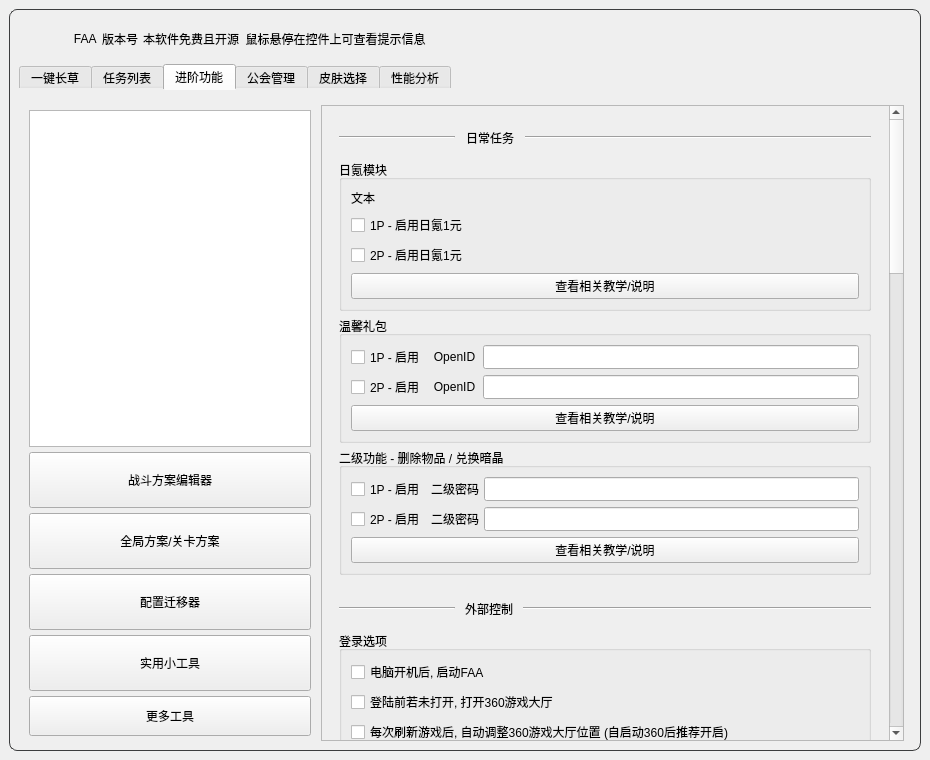
Old version of the form resource/ui/FAA_3.0.ui in the repository StareAbyss/FoodsVsMiceAutoAssistant.
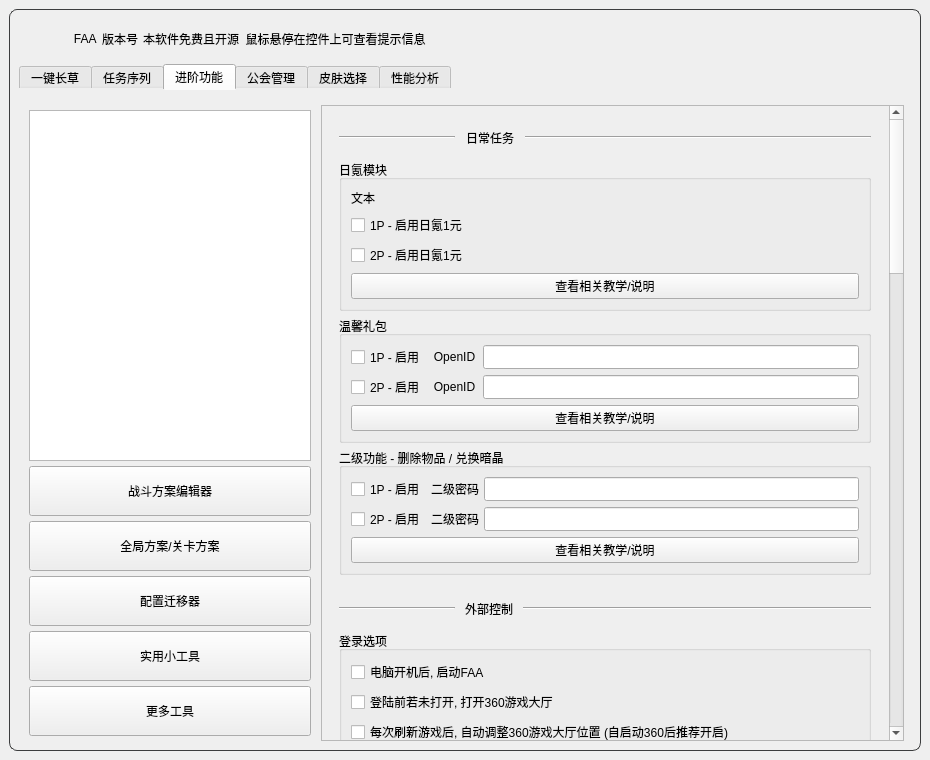
New version of the form. The open tabs and pages were chosen to show the change. Icons and pictures are not drawn. Custom widgets are drawn as their Qt base class.

Commit message: fix(勇士任务): 修复执行完后跳转竞技岛后，不会关闭掉勇士选关界面，导致下个任务无法跳转地图等操作的问题.

Patch:
```diff
--- a/resource/ui/FAA_3.0.ui
+++ b/resource/ui/FAA_3.0.ui
@@ -2340,7 +2340,7 @@
          </widget>
          <widget class="QWidget" name="Tab2">
           <attribute name="title">
-           <string>任务列表</string>
+           <string>任务序列</string>
           </attribute>
           <layout class="QVBoxLayout" name="verticalLayout_2">
            <property name="spacing">
@@ -2766,13 +2766,13 @@
                  <property name="minimumSize">
                   <size>
                    <width>0</width>
-                   <height>40</height>
+                   <height>50</height>
                   </size>
                  </property>
                  <property name="maximumSize">
                   <size>
                    <width>16777215</width>
-                   <height>60</height>
+                   <height>50</height>
                   </size>
                  </property>
                  <property name="toolTip">
@@ -2794,13 +2794,13 @@
                  <property name="minimumSize">
                   <size>
                    <width>0</width>
-                   <height>40</height>
+                   <height>50</height>
                   </size>
                  </property>
                  <property name="maximumSize">
                   <size>
                    <width>16777215</width>
-                   <height>60</height>
+                   <height>50</height>
                   </size>
                  </property>
                  <property name="toolTip">
@@ -2822,13 +2822,13 @@
                  <property name="minimumSize">
                   <size>
                    <width>0</width>
-                   <height>40</height>
+                   <height>50</height>
                   </size>
                  </property>
                  <property name="maximumSize">
                   <size>
                    <width>16777215</width>
-                   <height>60</height>
+                   <height>50</height>
                   </size>
                  </property>
                  <property name="toolTip">
@@ -2850,13 +2850,13 @@
                  <property name="minimumSize">
                   <size>
                    <width>0</width>
-                   <height>40</height>
+                   <height>50</height>
                   </size>
                  </property>
                  <property name="maximumSize">
                   <size>
                    <width>16777215</width>
-                   <height>60</height>
+                   <height>50</height>
                   </size>
                  </property>
                  <property name="toolTip">
@@ -2878,13 +2878,13 @@
                  <property name="minimumSize">
                   <size>
                    <width>0</width>
-                   <height>40</height>
+                   <height>50</height>
                   </size>
                  </property>
                  <property name="maximumSize">
                   <size>
                    <width>16777215</width>
-                   <height>60</height>
+                   <height>50</height>
                   </size>
                  </property>
                  <property name="text">
```
Left out of the diff: 12 changed lines with no effect on the pictures. The commit also changes 4 other files.
